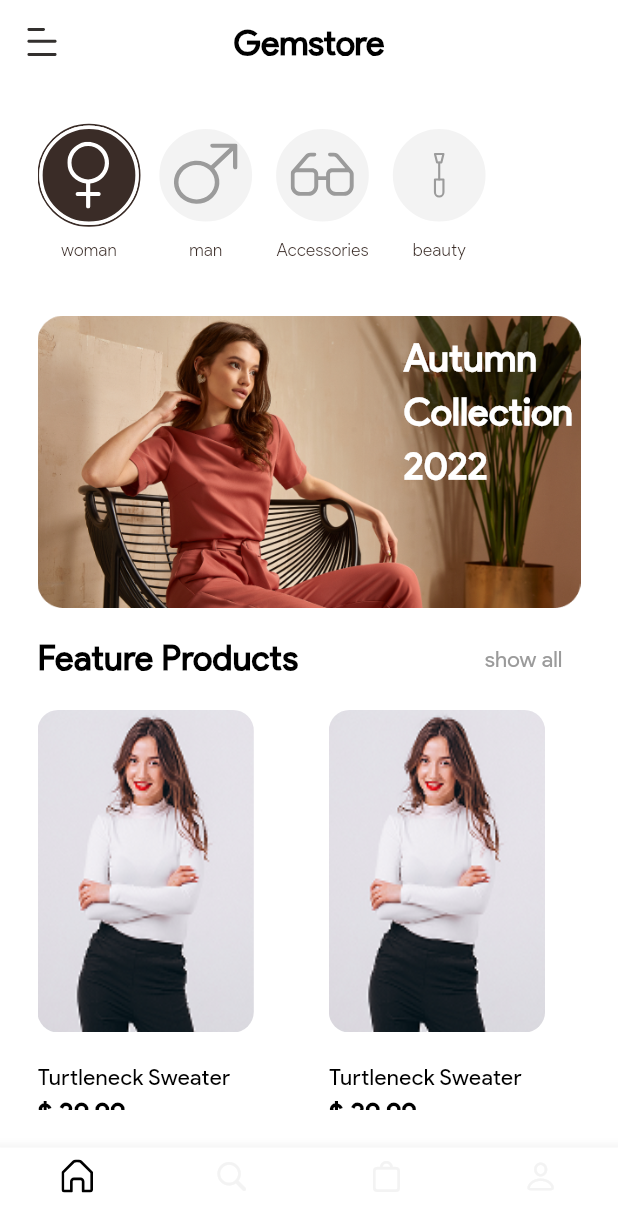
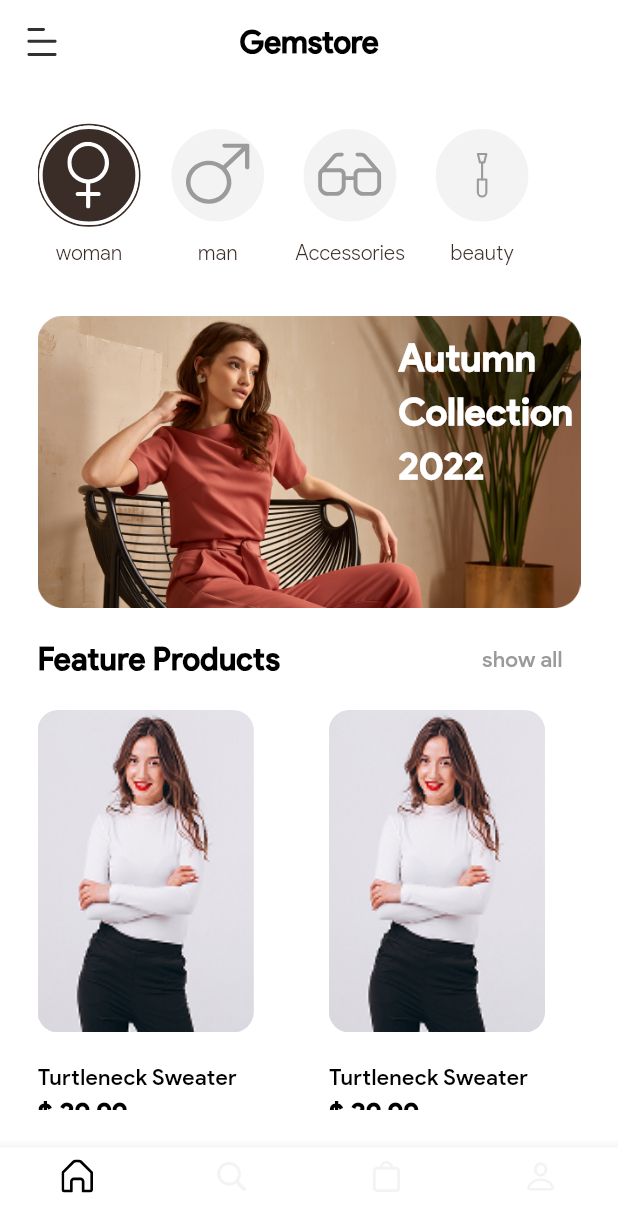
Before and after one commit to Reem-Ashraf/Monitor-Ship-Project, a Flutter app: the screen it shows after launch, on a phone screen of 412 x 824 dp. Shown: the top 1232 px of the screen. Run offline on Flutter 3.47's test engine with Material 3 defaults, Android fonts, the phone set to English and light mode, and no system bars; our stand-ins replace bloc, easy_localization, flutter_screenutil, flutter_svg, go_router.

Commit message:
updates and changes on  fonts

```diff
--- a/lib/core/utils/constants/text_style.dart
+++ b/lib/core/utils/constants/text_style.dart
@@ -5,13 +5,13 @@ import 'package:monitor_ship_project/core/utils/constants/colors.dart';
 class TextStyles {
   static TextStyle appBarText = TextStyle(
     color: Colors.black,
-    fontSize: 20.sp,
+    fontSize: 18.sp,
     fontWeight: FontWeight.w700,
     fontFamily: 'ProductSans',
   );
   static TextStyle categoryTextStyle = TextStyle(
     color: AppColors.brown,
-    fontSize: 10.sp,
+    fontSize: 12.sp,
     fontWeight: FontWeight.w300,
     fontFamily: 'ProductSans',
   );
--- a/lib/features/discover/presentation/screens/discover_screen.dart
+++ b/lib/features/discover/presentation/screens/discover_screen.dart
@@ -2,7 +2,7 @@ import 'package:flutter/material.dart';
 import 'package:flutter_screenutil/flutter_screenutil.dart';
 import 'package:monitor_ship_project/core/utils/constants/text_style.dart';
 import 'package:monitor_ship_project/features/discover/presentation/widgets/custom_search_bar.dart';
-import 'package:monitor_ship_project/features/discover/presentation/widgets/list_view_Discover_product_item.dart';
+import 'package:monitor_ship_project/features/discover/presentation/widgets/list_view_discover_product_item.dart';
 import 'package:monitor_ship_project/features/home/presentation/widgets/custom_app_bar.dart';
 
 class FoundResultScreen extends StatelessWidget {
--- a/lib/features/discover/presentation/widgets/custom_search_bar.dart
+++ b/lib/features/discover/presentation/widgets/custom_search_bar.dart
@@ -1,9 +1,7 @@
 import 'package:flutter/material.dart';
 import 'package:flutter_screenutil/flutter_screenutil.dart';
 import 'package:flutter_svg/svg.dart';
-import 'package:go_router/go_router.dart';
 import 'package:monitor_ship_project/core/utils/constants/app_assets.dart';
-import 'package:monitor_ship_project/core/utils/constants/app_routes/routes_name.dart';
 import 'package:monitor_ship_project/core/utils/constants/colors.dart';
 
 class CustomSearchBar extends StatelessWidget {
--- a/lib/features/discover/presentation/widgets/range_price.dart
+++ b/lib/features/discover/presentation/widgets/range_price.dart
@@ -1,6 +1,8 @@
 import 'package:flutter/material.dart';
 
 class RangeWidget extends StatefulWidget {
+  const RangeWidget({super.key});
+
   @override
   State<StatefulWidget> createState() => _RangeWidget();
 }
--- a/lib/features/home/presentation/widgets/list_category_item.dart
+++ b/lib/features/home/presentation/widgets/list_category_item.dart
@@ -37,7 +37,7 @@ class CategoryItemListView extends StatelessWidget {
           itemCount: categoryList.length,
           itemBuilder: (context, indx) {
             return Padding(
-              padding:  EdgeInsets.only(right: 8.0.w),
+              padding:  EdgeInsets.only(right: 15.0.w),
               child: CategoryItem(
                   categoryname: categoryList[indx]['categoryname'],
                   image: categoryList[indx]['image'],
--- a/pubspec.yaml
+++ b/pubspec.yaml
@@ -93,7 +93,7 @@ flutter:
           weight: 700
         - asset: assets/fonts/ProductSans-Light.ttf
           weight: 300
-        - asset: assets/fonts/Product Sans Medium 500.ttf
+        - asset: assets/fonts/ProductSans-Medium.ttf
           weight: 500
     - family: Nunito
       fonts:
```
Also changed, not shown: assets/fonts/ProductSans-Medium.ttf (renamed from assets/fonts/ProductSans Medium 500.ttf), 4 other files.
